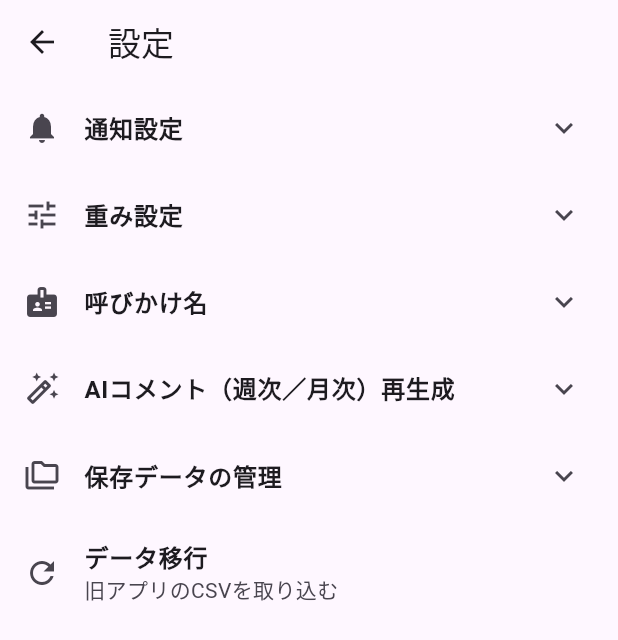
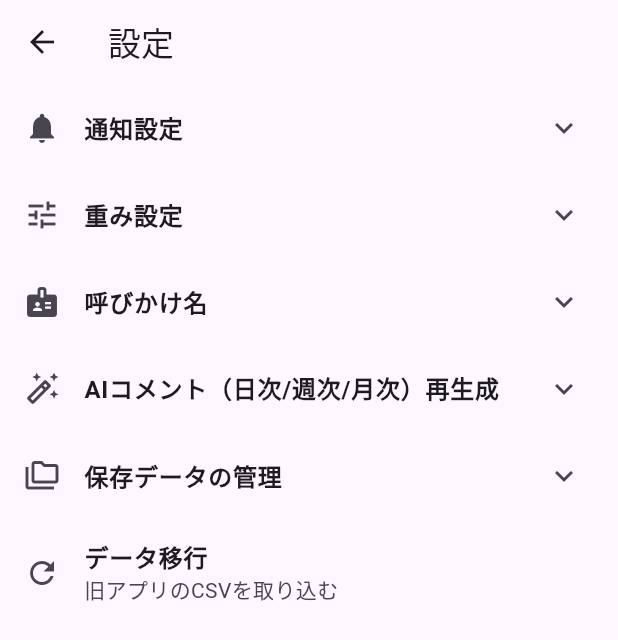
Before and after one commit to raytsunoda/my_flutter_app_pro_beta, a Flutter app: the SettingsScreen screen opened directly, on a phone screen of 412 x 824 dp. Shown: the top 640 px of the screen. Run offline on Flutter 3.47's test engine with Material 3 defaults, Android fonts, the light colour scheme and no system bars; our stand-ins replace awesome_notifications, csv, file_picker, fl_chart, flutter_dotenv, in_app_purchase and 4 more; accounts and stored records are empty; statements that could not run were skipped.

Commit message:
デバグモードでAIコメント再生成での週次/月次→日次/週次/月次に修正

```diff
--- a/lib/screens/settings_screen.dart
+++ b/lib/screens/settings_screen.dart
@@ -762,7 +762,7 @@ class _SettingsScreenState extends State<SettingsScreen> {
 // ＝＝ AIコメント（週次／月次）再生成 ＝＝
         _sectionTile(
           icon: Icons.auto_fix_high_outlined,
-          title: 'AIコメント（週次／月次）再生成',
+          title: 'AIコメント（日次/週次/月次）再生成',
           initiallyExpanded: false,
           child: _AiRegeneratePanel(onDone: () async {
             // CSV/一覧の再読み込み（あなたの既存ヘルパ）
```
